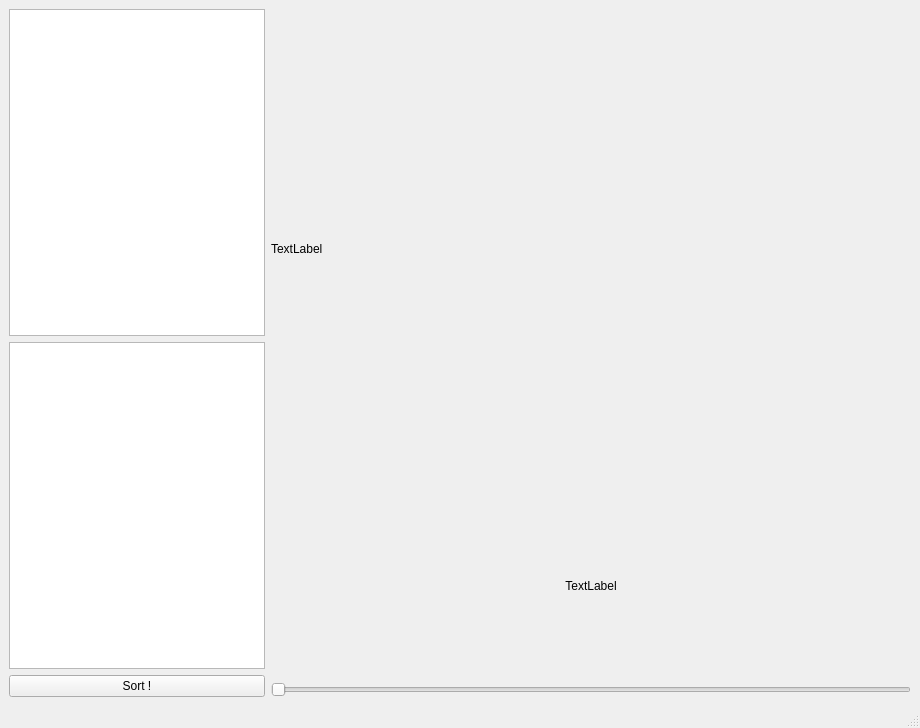
HugoTLR/Algorithm, file layout.ui: the form before one commit.
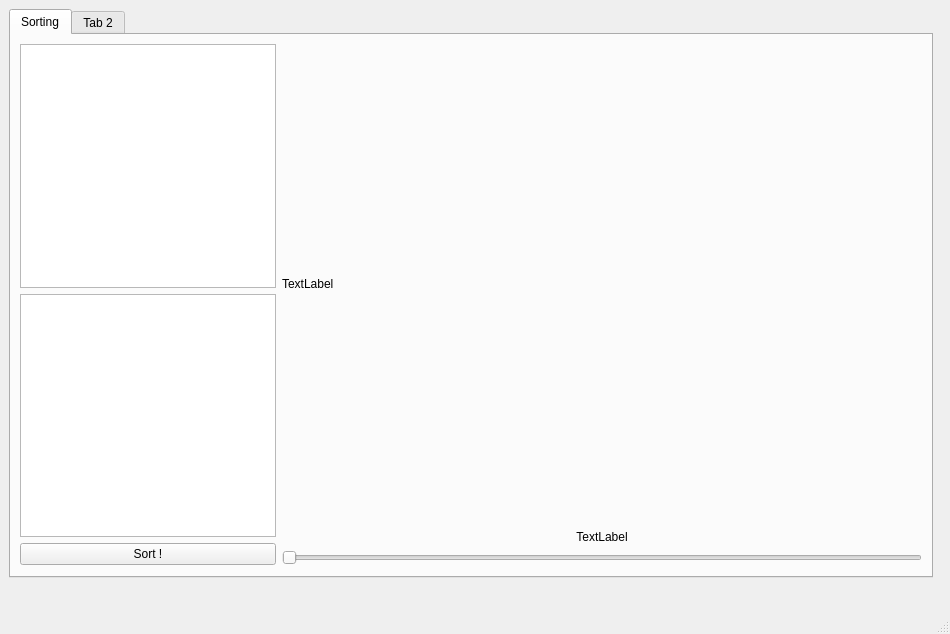
The form after the commit.

```diff
--- a/layout.ui
+++ b/layout.ui
@@ -6,36 +6,90 @@
    <rect>
     <x>0</x>
     <y>0</y>
-    <width>912</width>
-    <height>728</height>
+    <width>950</width>
+    <height>634</height>
    </rect>
   </property>
+  <property name="sizePolicy">
+   <sizepolicy hsizetype="Minimum" vsizetype="Minimum">
+    <horstretch>0</horstretch>
+    <verstretch>0</verstretch>
+   </sizepolicy>
+  </property>
   <property name="windowTitle">
    <string>MainWindow</string>
   </property>
   <widget class="QWidget" name="centralwidget">
    <property name="sizePolicy">
+    <sizepolicy hsizetype="Preferred" vsizetype="Preferred">
+     <horstretch>0</horstretch>
+     <verstretch>0</verstretch>
+    </sizepolicy>
+   </property>
+   <layout class="QVBoxLayout" name="verticalLayout_4">
+    <property name="sizeConstraint">
+     <enum>QLayout::SetFixedSize</enum>
+    </property>
+    <item>
+     <widget class="QTabWidget" name="tabWidget">
+      <property name="sizePolicy">
     <sizepolicy hsizetype="MinimumExpanding" vsizetype="MinimumExpanding">
      <horstretch>0</horstretch>
      <verstretch>0</verstretch>
     </sizepolicy>
    </property>
-   <layout class="QHBoxLayout" name="horizontalLayout_2">
+      <property name="currentIndex">
+       <number>0</number>
+      </property>
+      <widget class="QWidget" name="tab_sorting">
+       <property name="sizePolicy">
+        <sizepolicy hsizetype="Expanding" vsizetype="Expanding">
+         <horstretch>0</horstretch>
+         <verstretch>0</verstretch>
+        </sizepolicy>
+       </property>
+       <attribute name="title">
+        <string>Sorting</string>
+       </attribute>
+       <layout class="QVBoxLayout" name="verticalLayout_5">
     <property name="sizeConstraint">
-     <enum>QLayout::SetDefaultConstraint</enum>
+         <enum>QLayout::SetFixedSize</enum>
     </property>
     <item>
      <layout class="QHBoxLayout" name="horizontalLayout" stretch="0,75">
+          <property name="sizeConstraint">
+           <enum>QLayout::SetFixedSize</enum>
+          </property>
       <item>
        <layout class="QVBoxLayout" name="verticalLayout">
         <item>
-         <widget class="QListWidget" name="lst_func"/>
+             <widget class="QListWidget" name="lst_func">
+              <property name="sizePolicy">
+               <sizepolicy hsizetype="MinimumExpanding" vsizetype="MinimumExpanding">
+                <horstretch>0</horstretch>
+                <verstretch>0</verstretch>
+               </sizepolicy>
+              </property>
+             </widget>
         </item>
         <item>
-         <widget class="QListWidget" name="lst_data"/>
+             <widget class="QListWidget" name="lst_data">
+              <property name="sizePolicy">
+               <sizepolicy hsizetype="MinimumExpanding" vsizetype="MinimumExpanding">
+                <horstretch>0</horstretch>
+                <verstretch>0</verstretch>
+               </sizepolicy>
+              </property>
+             </widget>
         </item>
         <item>
          <widget class="QPushButton" name="btn_run">
+              <property name="sizePolicy">
+               <sizepolicy hsizetype="MinimumExpanding" vsizetype="Fixed">
+                <horstretch>0</horstretch>
+                <verstretch>0</verstretch>
+               </sizepolicy>
+              </property>
           <property name="text">
            <string>Sort !</string>
           </property>
@@ -45,6 +99,9 @@
       </item>
       <item>
        <layout class="QVBoxLayout" name="verticalLayout_2">
+            <property name="sizeConstraint">
+             <enum>QLayout::SetFixedSize</enum>
+            </property>
         <item>
          <widget class="QLabel" name="lbl_visu">
           <property name="sizePolicy">
@@ -74,6 +131,12 @@
          <layout class="QVBoxLayout" name="verticalLayout_3" stretch="50,0">
           <item>
            <widget class="QLabel" name="lbl_step">
+                <property name="sizePolicy">
+                 <sizepolicy hsizetype="MinimumExpanding" vsizetype="MinimumExpanding">
+                  <horstretch>0</horstretch>
+                  <verstretch>0</verstretch>
+                 </sizepolicy>
+                </property>
             <property name="text">
              <string>TextLabel</string>
             </property>
@@ -84,6 +147,12 @@
           </item>
           <item>
            <widget class="QSlider" name="sld_steps">
+                <property name="sizePolicy">
+                 <sizepolicy hsizetype="MinimumExpanding" vsizetype="MinimumExpanding">
+                  <horstretch>0</horstretch>
+                  <verstretch>0</verstretch>
+                 </sizepolicy>
+                </property>
             <property name="orientation">
              <enum>Qt::Horizontal</enum>
             </property>
@@ -97,6 +166,15 @@
     </item>
    </layout>
   </widget>
+      <widget class="QWidget" name="tab_2">
+       <attribute name="title">
+        <string>Tab 2</string>
+       </attribute>
+      </widget>
+     </widget>
+    </item>
+   </layout>
+  </widget>
   <widget class="QMenuBar" name="menubar">
    <property name="geometry">
     <rect>
```
Left out of the diff: 20 changed lines with no effect on the pictures. Lines whose indentation alone changed are shown as unchanged.
